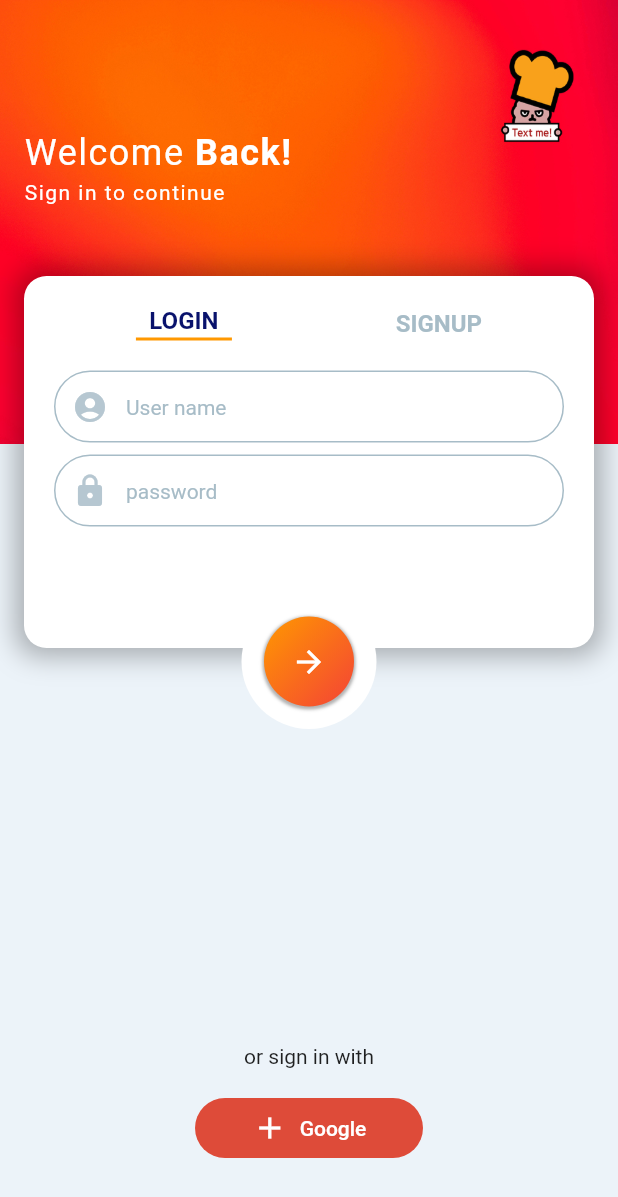
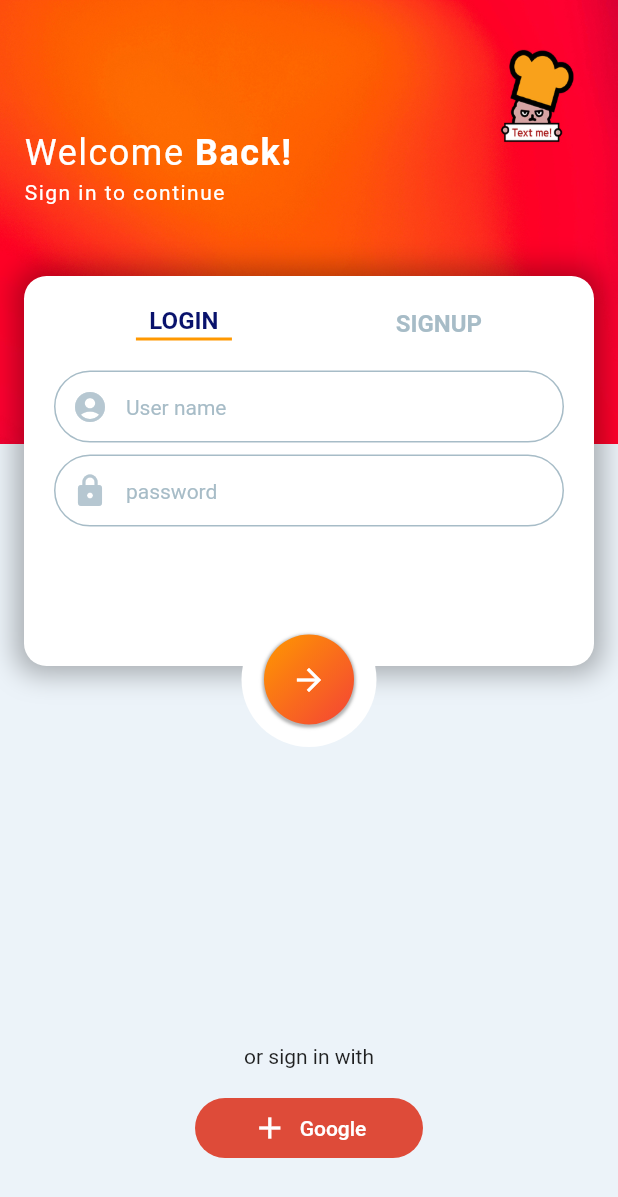
Before and after one commit to gandalgom/chef-yummy-chat, a Flutter app: the screen it shows after launch, after a tap on "LOGIN", on a phone screen of 412 x 824 dp. Shown: the top 1197 px of the screen. Run offline on Flutter 3.47's test engine with Material 2 defaults, Android fonts, the phone set to English and light mode, and no system bars.

Commit message:
Login / Sign up 화면전환 애니메이션 효과추가 및 크기 조정

```diff
--- a/lib/views/login_signup.dart
+++ b/lib/views/login_signup.dart
@@ -67,11 +67,15 @@ class _LoginSignupState extends State<LoginSignup> {
               ),
             ),
           ),
-          Positioned(
+          AnimatedPositioned(
+            duration: const Duration(milliseconds: 500),
+            curve: Curves.easeIn,
             top: 184.0,
-            child: Container(
+            child: AnimatedContainer(
+              duration: const Duration(milliseconds: 500),
+              curve: Curves.easeIn,
               padding: const EdgeInsets.all(20.0),
-              height: isSignUp ? 280.0 : 248.0,
+              height: isSignUp ? 292.0 : 260.0,
               width: MediaQuery.of(context).size.width - 32,
               margin: const EdgeInsets.symmetric(horizontal: 16.0),
               decoration: BoxDecoration(
@@ -315,8 +319,10 @@ class _LoginSignupState extends State<LoginSignup> {
               ),
             ),
           ),
-          Positioned(
-            top: isSignUp ? 426.0 : 396.0,
+          AnimatedPositioned(
+            duration: const Duration(milliseconds: 500),
+            curve: Curves.easeIn,
+            top: isSignUp ? 438.0 : 408.0,
             left: 0.0, right: 0.0,
             child: Center(
               child: Container(
```
